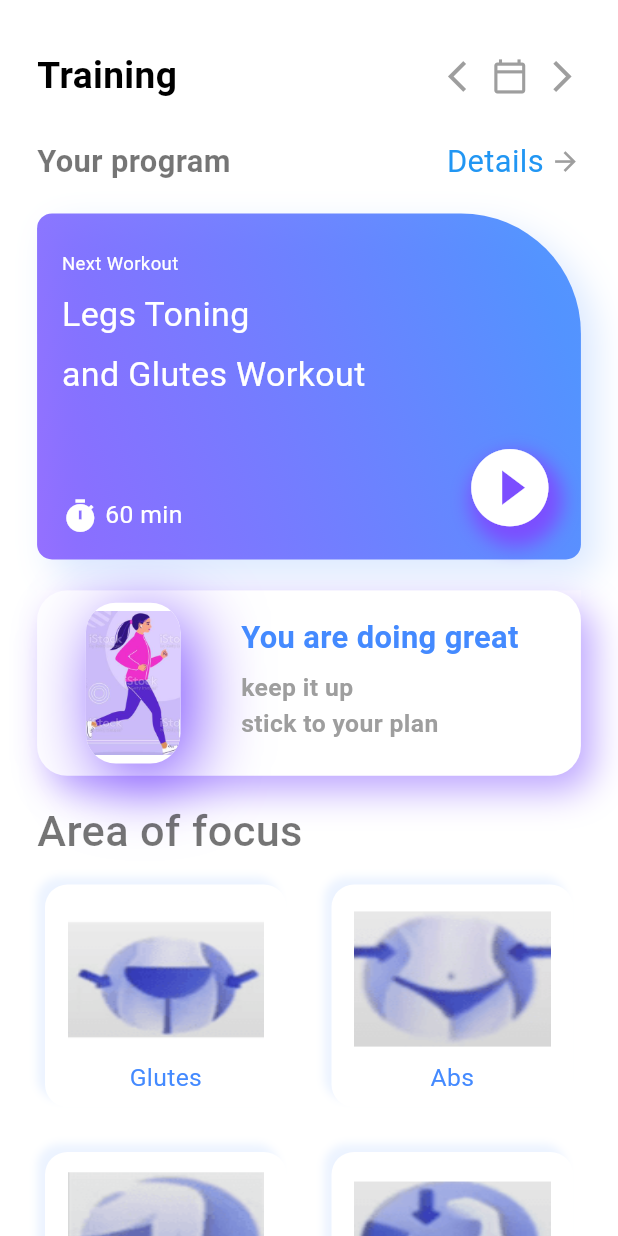
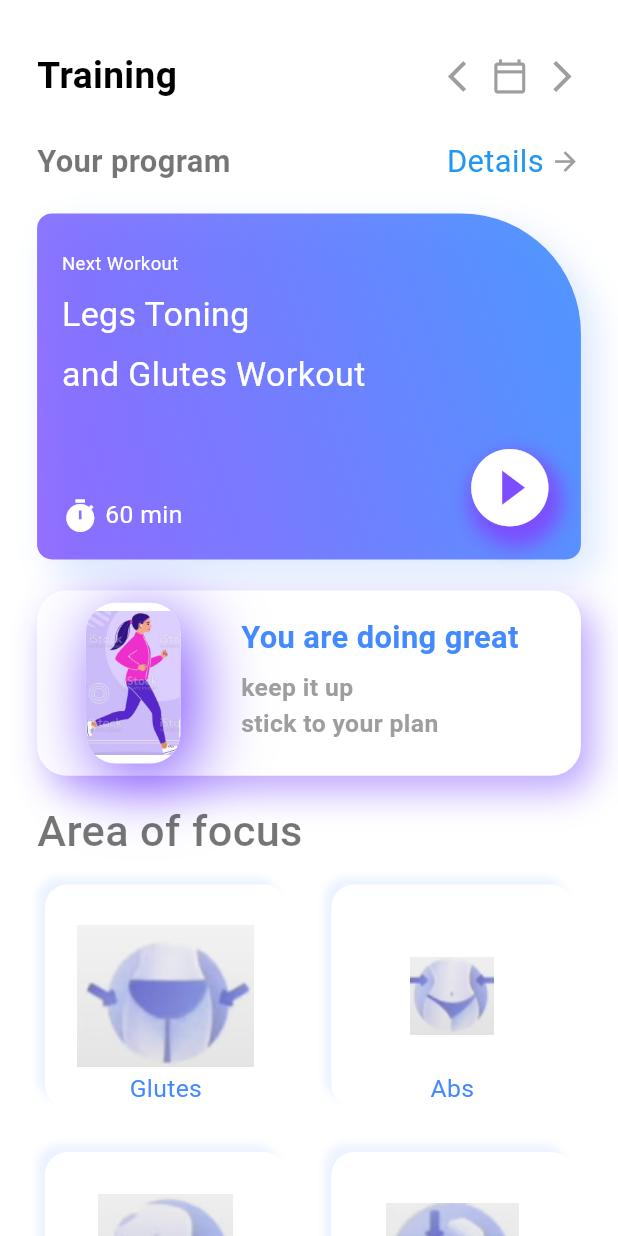
Before and after one commit to Dogrud/Training-Assistant-App, a Flutter app: the screen it shows after launch, on a phone screen of 412 x 824 dp. Run offline on Flutter 3.47's test engine with Material 3 defaults, Android fonts, the phone set to English and light mode, and no system bars; our stand-ins replace get, video_player.

Commit message:
Revert "resized images of the main page, but couldn't fix the issue with two of them. They look a bit smaller."
This reverts commit e226d6b6

```diff
--- a/lib/ui/mainPage.dart
+++ b/lib/ui/mainPage.dart
@@ -12,7 +12,7 @@ class mainPage extends StatefulWidget {
 
 class _GetStartedState extends State<mainPage> {
   List info = [];
-  _initData() {
+  _initData(){
     DefaultAssetBundle.of(context).loadString("json/info.json").then((value) {
       setState(() {
         info = json.decode(value);
@@ -20,8 +20,9 @@ class _GetStartedState extends State<mainPage> {
     });
   }
 
+
   @override
-  void initState() {
+  void initState(){
     super.initState();
     _initData();
   }
@@ -87,9 +88,7 @@ class _GetStartedState extends State<mainPage> {
               ),
               Expanded(child: Container()),
               InkWell(
-                onTap: (() {
-                  Get.to(() => videoInfo());
-                }),
+                onTap: ((){Get.to(() => videoInfo());}),
                 child: Text(
                   "Details",
                   style: TextStyle(
@@ -294,112 +293,109 @@ class _GetStartedState extends State<mainPage> {
               ],
             ),
           ),
-          SizedBox(
-            height: size.height * 0.02,
-          ),
+          SizedBox(height: size.height*0.02,),
           Row(
             children: [
               Text(
                 "Area of focus",
                 textAlign: TextAlign.center,
-                style: TextStyle(
-                    fontSize: size.width * 0.07,
-                    fontWeight: FontWeight.w500,
-                    color: Colors.black54),
+                style:
+                TextStyle(fontSize: size.width*0.07,fontWeight: FontWeight.w500, color: Colors.black54),
               )
             ],
           ),
-          Expanded(
-              child: OverflowBox(
+          Expanded(child: OverflowBox(
             maxWidth: size.width,
             child: MediaQuery.removePadding(
               context: context,
               removeTop: true,
               child: ListView.builder(
-                  itemCount: (info.length.toDouble() / 2).toInt(),
-                  itemBuilder: (_, i) {
-                    int a = 2 * i;
-                    int b = 2 * i + 1;
+                  itemCount: (info.length.toDouble()/2).toInt(),
+                  itemBuilder:(_,i){
+                    int a = 2*i;
+                    int b = 2*i +1;
                     return Row(
                       mainAxisAlignment: MainAxisAlignment.start,
                       children: [
                         Container(
-                            padding: EdgeInsets.only(top: size.height * 0.012),
-                            margin:
-                                EdgeInsets.only(left: 30, bottom: 15, top: 15),
-                            height: size.height * 0.18,
-                            width: (size.width - 90) / 2,
+                          padding: EdgeInsets.only(top: size.height*0.012),
+                          margin: EdgeInsets.only(left: 30,bottom: 15,top: 15),
+                          height: size.height*0.18,
+                          width: (size.width-90)/2,
                           decoration: BoxDecoration(
                             color: Colors.white,
                             borderRadius: BorderRadius.circular(15),
+                            image: DecorationImage(
+                              opacity: 0.7,
+                              image: AssetImage(
+                                info[a]["img"]
+                                //"assets/images/calf.png"
+                              ),
+
+                            ),
                             boxShadow: [
                               BoxShadow(
                                   blurRadius: 4,
                                   offset: Offset(-5, -5),
-                                      color: Colors.blueAccent.withOpacity(0.1))
-                                ]),
-                            child: Column(
-                              children: [
-                                Container(
-                                    width: ((size.width - 150) / 2),
-                                    height: size.height * 0.13,
-                                    child: Image(
-                                        image:
-                                            Image.asset(info[a]["img"]).image,
-                                        alignment: Alignment.center,
-                                        fit: BoxFit.fill)),
-                                Align(
+                                  color: Colors.blueAccent.withOpacity(0.1)
+                              )
+                            ]
+                        ),
+                        child: Align(
                           alignment: Alignment.bottomCenter,
                           child: Text(
                             info[a]["title"],
                             style: TextStyle(
-                                        fontSize: size.width * 0.04,
-                                        color: Colors.blueAccent),
+                                fontSize: size.width*0.04,
+                                color: Colors.blueAccent
                             ),
                           ),
-                              ],
-                            )),
+                        ),
+                      ),
                         Container(
-                            padding: EdgeInsets.only(top: size.height * 0.012),
-                            margin:
-                                EdgeInsets.only(left: 30, bottom: 15, top: 15),
-                            height: size.height * 0.18,
-                            width: (size.width - 90) / 2,
+                          padding: EdgeInsets.only(top: size.height*0.012),
+                          height: size.height*0.18,
+                          margin: EdgeInsets.only(left: 30,bottom: 15,top: 15),
+                          width: (size.width-90)/2,
                           decoration: BoxDecoration(
                               color: Colors.white,
                               borderRadius: BorderRadius.circular(15),
+                              image: DecorationImage(
+                                opacity: 0.7,
+                                image: AssetImage(
+                                    info[b]["img"]
+                                  //"assets/images/calf.png"
+                                ),
+
+                              ),
                               boxShadow: [
                                 BoxShadow(
                                     blurRadius: 4,
                                     offset: Offset(-5, -5),
-                                      color: Colors.blueAccent.withOpacity(0.1))
-                                ]),
-                            child: Column(
-                              children: [
-                                Container(
-                                    width: ((size.width - 150) / 2),
-                                    height: size.height * 0.13,
-                                    child: Image(
-                                        image:
-                                            Image.asset(info[b]["img"]).image,
-                                        alignment: Alignment.center,
-                                        fit: BoxFit.fill)),
-                                Align(
+                                    color: Colors.blueAccent.withOpacity(0.1)
+                                )
+                              ]
+                          ),
+                          child: Align(
                             alignment: Alignment.bottomCenter,
                             child: Text(
                               info[b]["title"],
                               style: TextStyle(
-                                        fontSize: size.width * 0.04,
-                                        color: Colors.blueAccent),
+                                  fontSize: size.width*0.04,
+                                  color: Colors.blueAccent
                               ),
                             ),
+                          ),
+                        )
+
                       ],
-                            ))
-                      ],
+
                     );
-                  }),
+                  }
+              ),
             ),
           ))
+
         ]),
       ),
     );
```
Also changed, not shown: assets/images/belly.png, assets/images/biceps.png, assets/images/calf.png, assets/images/hips.png. Lines whose indentation alone changed are shown as unchanged.
